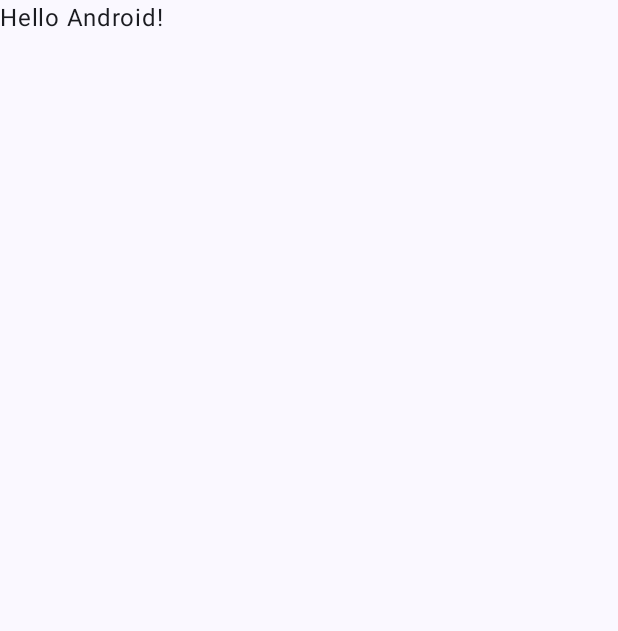
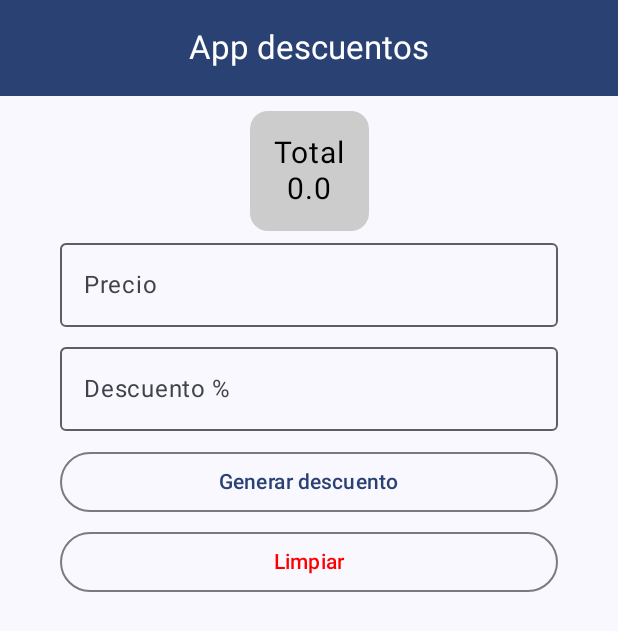
Before and after one commit to Oldghosts03/AppDescuentos, an Android app built with Jetpack Compose: the screen it shows after launch (MainActivity), on a phone screen of 412 x 824 dp. Before the commit the part shown is almost empty. Shown: the top 631 px of the screen. Run offline under Robolectric (Android 15) with nearby library versions, the phone set to English and light mode, and no system bars.

Commit message:
Clase 26-03-2025

```diff
--- a/app/src/main/java/com/example/appdescuentosmodel/Components/CardComponents.kt
+++ b/app/src/main/java/com/example/appdescuentosmodel/Components/CardComponents.kt
@@ -16,7 +16,7 @@ import androidx.compose.ui.unit.dp
 import androidx.compose.ui.unit.sp
 
 @Composable
-fun TwoCards(title1: String, number1 : Double, number2 : Double)
+fun TwoCards(title1: String, number1 : Double, title2:String, number2 : Double)
 {
     Row(modifier = Modifier.fillMaxWidth(),
         horizontalArrangement = Arrangement.SpaceEvenly
--- a/app/src/main/java/com/example/appdescuentosmodel/MainActivity.kt
+++ b/app/src/main/java/com/example/appdescuentosmodel/MainActivity.kt
@@ -4,44 +4,34 @@ import android.os.Bundle
 import androidx.activity.ComponentActivity
 import androidx.activity.compose.setContent
 import androidx.activity.enableEdgeToEdge
+import androidx.activity.viewModels
 import androidx.compose.foundation.layout.fillMaxSize
 import androidx.compose.foundation.layout.padding
+import androidx.compose.material3.MaterialTheme
 import androidx.compose.material3.Scaffold
+import androidx.compose.material3.Surface
 import androidx.compose.material3.Text
 import androidx.compose.runtime.Composable
 import androidx.compose.ui.Modifier
 import androidx.compose.ui.tooling.preview.Preview
+import com.example.appdescuentosmodel.View.HomeView
+import com.example.appdescuentosmodel.ViewModel.CalcularViewModel
 import com.example.appdescuentosmodel.ui.theme.AppDescuentosModelTheme
 
 class MainActivity : ComponentActivity() {
     override fun onCreate(savedInstanceState: Bundle?) {
         super.onCreate(savedInstanceState)
-        enableEdgeToEdge()
+        val viewModel : CalcularViewModel by viewModels()
         setContent {
             AppDescuentosModelTheme {
-                Scaffold(modifier = Modifier.fillMaxSize()) { innerPadding ->
-                    Greeting(
-                        name = "Android",
-                        modifier = Modifier.padding(innerPadding)
-                    )
+                Surface(
+                    modifier = Modifier.fillMaxSize(),
+                    color = MaterialTheme.colorScheme.background
+                ) {
+                    HomeView(viewModel)
+                }
                 }
             }
-        }
+
     }
 }
-
-@Composable
-fun Greeting(name: String, modifier: Modifier = Modifier) {
-    Text(
-        text = "Hello $name!",
-        modifier = modifier
-    )
-}
-
-@Preview(showBackground = true)
-@Composable
-fun GreetingPreview() {
-    AppDescuentosModelTheme {
-        Greeting("Android")
-    }
-}
--- a/app/src/main/java/com/example/appdescuentosmodel/Model/models.kt
+++ b/app/src/main/java/com/example/appdescuentosmodel/Model/ChangeState.kt
@@ -1,6 +1,6 @@
 package com.example.appdescuentosmodel.Model
 
-data class Calcular(
+data class CalcularState(
     val precio: String = "",
     val descuento: String = "",
     val precioDescuento: Double=0.0,
--- /dev/null
+++ b/app/src/main/java/com/example/appdescuentosmodel/View/HomeView.kt
@@ -0,0 +1,81 @@
+package com.example.appdescuentosmodel.View
+
+import androidx.compose.foundation.layout.Column
+import androidx.compose.foundation.layout.PaddingValues
+import androidx.compose.foundation.layout.fillMaxSize
+import androidx.compose.foundation.layout.padding
+import androidx.compose.material3.CenterAlignedTopAppBar
+import androidx.compose.material3.ExperimentalMaterial3Api
+import androidx.compose.material3.MaterialTheme
+import androidx.compose.material3.Scaffold
+import androidx.compose.material3.Text
+import androidx.compose.material3.TopAppBarDefaults
+import androidx.compose.runtime.Composable
+import androidx.compose.ui.Alignment
+import androidx.compose.ui.Modifier
+import androidx.compose.ui.graphics.Color
+import androidx.compose.ui.unit.dp
+import com.example.appdescuentosmodel.Components.Alert
+import com.example.appdescuentosmodel.Components.MainButton
+import com.example.appdescuentosmodel.Components.MaintTextField
+import com.example.appdescuentosmodel.Components.SpaceH
+import com.example.appdescuentosmodel.Components.TwoCards
+import com.example.appdescuentosmodel.ViewModel.CalcularViewModel
+
+
+@OptIn(ExperimentalMaterial3Api::class)
+@Composable
+fun HomeView(viewModel: CalcularViewModel){
+    Scaffold(topBar = {
+        CenterAlignedTopAppBar(
+            title = { Text(text = "App descuentos", color = Color.White) },
+            colors = TopAppBarDefaults.centerAlignedTopAppBarColors(
+                containerColor = MaterialTheme.colorScheme.primary
+            )
+        )
+    } ){
+        ContentHomeView(it, viewModel)
+    }
+}
+
+@Composable
+fun ContentHomeView(paddingValues: PaddingValues, viewModel: CalcularViewModel) {
+    Column(
+        modifier = Modifier
+            .padding(paddingValues)
+            .padding(10.dp)
+            .fillMaxSize(),
+        //verticalArrangement = Arrangement.Center,
+        horizontalAlignment = Alignment.CenterHorizontally
+    ){
+        val state = viewModel.state
+
+        TwoCards(
+            title1 = "Total",
+            number1 = state.totalDescuento,
+            title2 = "Descuento",
+            number2 = state.precioDescuento
+        )
+        MaintTextField(value = state.precio, onValueChange =
+                { viewModel.onValue(it,"precio") }, label = "Precio")
+        SpaceH()
+        MaintTextField(value = state.descuento, onValueChange =
+                { viewModel.onValue(it, "descuento") }, label = "Descuento %")
+        SpaceH(10.dp)
+        MainButton(text = "Generar descuento") {
+            viewModel.calcular()
+        }
+        SpaceH()
+
+        MainButton(text = "Limpiar", color = Color.Red) {
+            viewModel.limpiar()
+        }
+
+        if(state.showAlert){
+            Alert(title = "Alerta",
+                message =  "Escribe el precio y descuento",
+                confirmText = "Aceptar",
+                onConfirmClick= { viewModel.cancelAlert()}) {}
+        }
+    }
+}
```
Also changed, not shown: app/src/main/java/com/example/appdescuentosmodel/ViewModel/CalcularViewModel.kt (added, +62 -0 lines).
